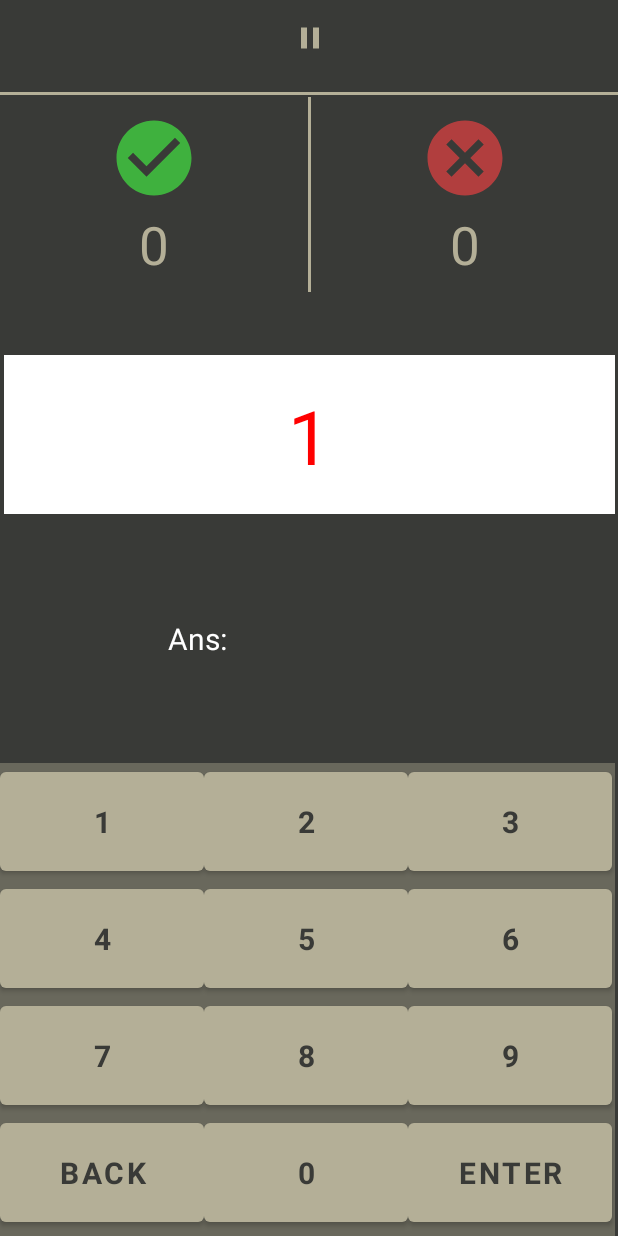
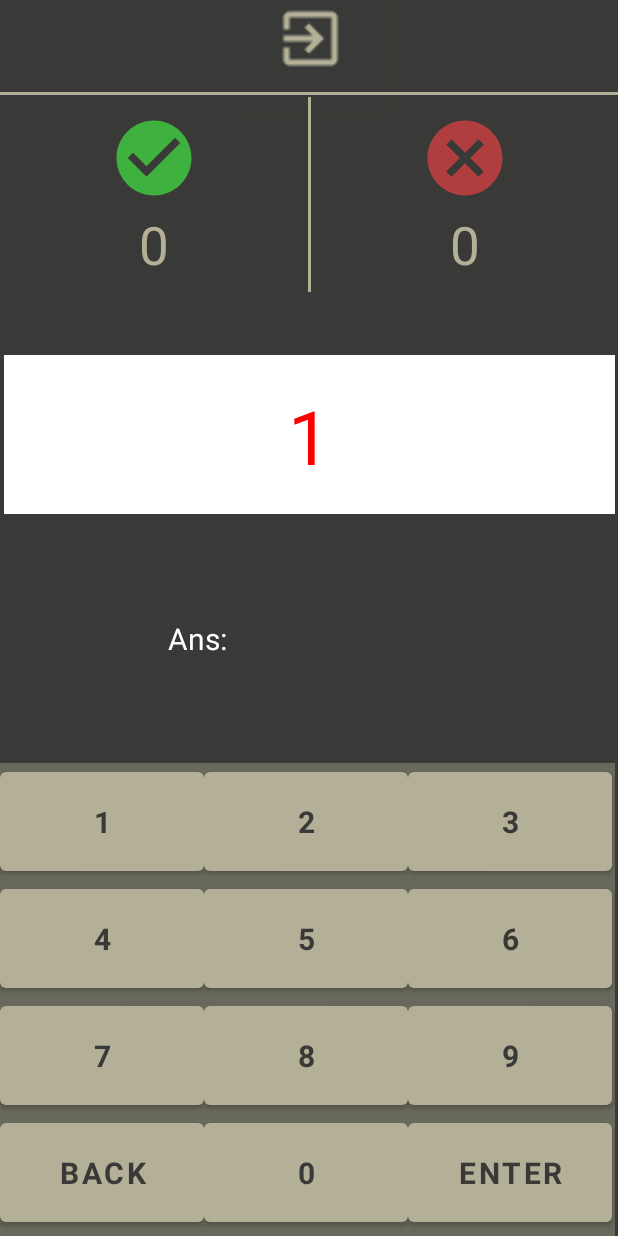
Before and after one commit to oyj623/SoulFightClientV0.2, an Android app: the Practice screen opened directly, with no data from a screen before it, on a phone screen of 412 x 824 dp. Run offline under Robolectric (Android 15) with nearby library versions, the phone set to English and light mode, and no system bars; Roboto replaces fonts that are not available here; 9 statements that could not run were skipped.

```diff
--- a/app/src/main/java/com/example/soul_fight/JoinLobby.java
+++ b/app/src/main/java/com/example/soul_fight/JoinLobby.java
@@ -51,8 +51,6 @@ public class JoinLobby extends AppCompatActivity {
             };
             initiatingRoom.start();
 
-            System.out.print("\nois = " + ois);
-            System.out.println("\noos = " + oos);
             try {
                 System.out.println("Waiting for init room to end");
                 initiatingRoom.join();
@@ -147,6 +145,10 @@ public class JoinLobby extends AppCompatActivity {
                     System.out.println("getting room host");
                     host = (String) ois.readObject();
 
+                    oos.writeObject("getRoomSettings");
+                    oos.flush();
+                    RoomSettings roomSettings = (RoomSettings) ois.readObject();
+
                 } catch (IOException | ClassNotFoundException e) {
                     e.printStackTrace();
                 }
--- a/app/src/main/java/com/example/soul_fight/Practice.java
+++ b/app/src/main/java/com/example/soul_fight/Practice.java
@@ -2,11 +2,15 @@ package com.example.soul_fight;
 
 import androidx.appcompat.app.AppCompatActivity;
 
+import android.app.Dialog;
+import android.content.Intent;
 import android.graphics.Color;
 import android.os.Bundle;
 import android.view.View;
+import android.view.ViewGroup;
 import android.widget.Button;
 import android.widget.EditText;
+import android.widget.ImageButton;
 import android.widget.TextView;
 
 import org.w3c.dom.Text;
@@ -18,6 +22,9 @@ import java.util.Timer;
 import java.util.TimerTask;
 
 public class Practice extends AppCompatActivity {
+
+    Dialog confirmExitDialog;
+    ImageButton exitButton;
 
     private TextView flashCard;
     private TextView inputAnswer;
@@ -83,12 +90,45 @@ public class Practice extends AppCompatActivity {
         } // end Question(QuestionType) constructor
     } // end Question class declaration
 
-
-    // TODO: exit
     @Override
     protected void onCreate(Bundle savedInstanceState) {
         super.onCreate(savedInstanceState);
         setContentView(R.layout.activity_practice);
+
+        confirmExitDialog = new Dialog(Practice.this);
+        confirmExitDialog.setContentView(R.layout.custom_dialog);
+        confirmExitDialog.getWindow().setBackgroundDrawable(getDrawable(R.drawable.background));
+        confirmExitDialog.getWindow().setLayout(ViewGroup.LayoutParams.MATCH_PARENT, ViewGroup.LayoutParams.WRAP_CONTENT);
+        confirmExitDialog.setCancelable(false);
+        // delete level view
+        View levelView = confirmExitDialog.findViewById(R.id.level);
+        levelView.setVisibility(View.GONE);
+        TextView question = (TextView) confirmExitDialog.findViewById(R.id.pause);
+        question.setText("Do you really want to quit?");
+        ImageButton confirmExit = (ImageButton) confirmExitDialog.findViewById(R.id.confirmSurrender);
+        ImageButton cancelExit = (ImageButton) confirmExitDialog.findViewById(R.id.cancelSurrender);
+        confirmExit.setOnClickListener(new View.OnClickListener() {
+            @Override
+            public void onClick(View v) {
+                // TODO: maybe display result
+                startActivity(new Intent(getApplicationContext(), PracticeSetting.class));
+            }
+        });
+        cancelExit.setOnClickListener(new View.OnClickListener() {
+            @Override
+            public void onClick(View v) {
+                confirmExitDialog.cancel();
+            }
+        });
+        exitButton = (ImageButton) findViewById(R.id.exitButton);
+        exitButton.setOnClickListener(new View.OnClickListener() {
+            @Override
+            public void onClick(View v) {
+                confirmExitDialog.show();
+            }
+        });
+
+
         this.random = new Random(new Date().getTime());
         this.lengthPerQuestion = 10;
         RoomSettings thisSettings = (RoomSettings) getIntent().getParcelableExtra("roomSettings");
--- a/app/src/main/java/com/example/soul_fight/SocketService.java
+++ b/app/src/main/java/com/example/soul_fight/SocketService.java
@@ -3,6 +3,7 @@ package com.example.soul_fight;
 import android.app.Service;
 import android.content.Intent;
 import android.os.Binder;
+import android.os.Bundle;
 import android.os.IBinder;
 import android.util.Log;
 
@@ -148,7 +149,7 @@ public class SocketService extends Service {
     }
 
     //Put under onServiceConnected function in whichever activity that has the start match button
-    public void listenMatchStart(){
+    public void listenMatchStart(RoomSettings roomSettings){
 
         new Thread(){
             @Override
@@ -161,6 +162,9 @@ public class SocketService extends Service {
                         if(s.equals("Begin Match")){
                             seed = (int) objectInputStream.readObject();
                             Intent intent = new Intent(getApplicationContext(), PvP.class);
+                            Bundle roomSettingBundle = new Bundle();
+                            roomSettingBundle.putSerializable("roomSettings", roomSettings);
+                            intent.putExtra("roomSettings", roomSettingBundle);
                             intent.addFlags(Intent.FLAG_ACTIVITY_NEW_TASK);
                             startActivity(intent);
                         }
--- a/app/src/main/res/layout/activity_practice.xml
+++ b/app/src/main/res/layout/activity_practice.xml
@@ -8,12 +8,14 @@
     tools:context=".Practice">
 
     <ImageButton
-        android:id="@+id/imageButton"
+        android:id="@+id/exitButton"
         android:layout_width="50dp"
         android:layout_height="50dp"
         android:background="@color/dark_brown"
         android:gravity="center"
-        android:src="@drawable/ic_baseline_pause_24"
+        android:src="@drawable/ic_baseline_exit_to_app_24"
+        android:scaleX="2"
+        android:scaleY="2"
         app:layout_constraintBottom_toBottomOf="parent"
         app:layout_constraintEnd_toEndOf="parent"
         app:layout_constraintStart_toStartOf="parent"
@@ -29,7 +31,7 @@
         app:layout_constraintEnd_toEndOf="parent"
         app:layout_constraintHorizontal_bias="1.0"
         app:layout_constraintStart_toStartOf="parent"
-        app:layout_constraintTop_toBottomOf="@+id/imageButton"
+        app:layout_constraintTop_toBottomOf="@+id/exitButton"
         app:layout_constraintVertical_bias="0.015" />
 
     <ImageView
@@ -65,7 +67,7 @@
         app:layout_constraintEnd_toEndOf="parent"
         app:layout_constraintHorizontal_bias="0.5"
         app:layout_constraintStart_toStartOf="parent"
-        app:layout_constraintTop_toBottomOf="@+id/imageButton"
+        app:layout_constraintTop_toBottomOf="@+id/exitButton"
         app:layout_constraintVertical_bias="0.023" />
 
     <TextView
```
Also changed, not shown: app/src/main/java/com/example/soul_fight/CreateRoom.java (+7 -7 lines), app/src/main/java/com/example/soul_fight/PvP.java (+7 -2 lines), app/src/main/java/com/example/soul_fight/RoomLobby.java (+12 -12 lines).
